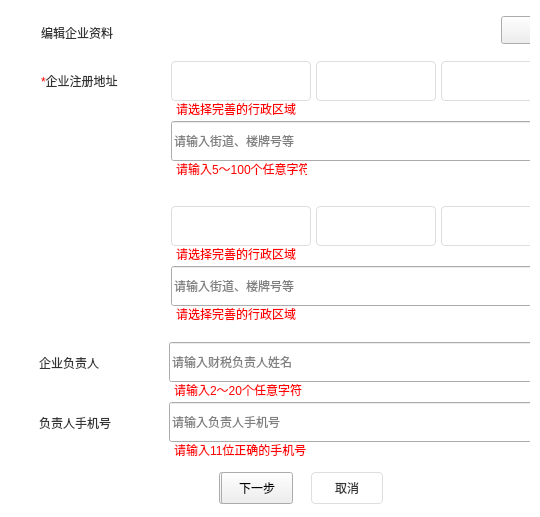
This is src/ZcloudEntCenter/EditEntInfoWidget.ui in gispda/ZcloudDesk as Qt 5 draws it before an edit. The edited form follows.
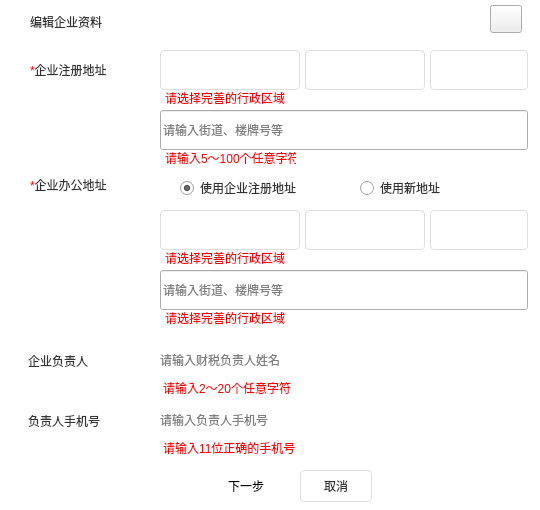
This is the edited form. Icons and pictures are not drawn.

Commit message: edit ent info

```diff
--- a/src/ZcloudEntCenter/EditEntInfoWidget.ui
+++ b/src/ZcloudEntCenter/EditEntInfoWidget.ui
@@ -7,7 +7,7 @@
     <x>0</x>
     <y>0</y>
     <width>540</width>
-    <height>517</height>
+    <height>510</height>
    </rect>
   </property>
   <property name="sizePolicy">
@@ -18,14 +18,14 @@
   </property>
   <property name="minimumSize">
    <size>
-    <width>515</width>
-    <height>382</height>
+    <width>540</width>
+    <height>380</height>
    </size>
   </property>
   <property name="maximumSize">
    <size>
-    <width>900</width>
-    <height>900</height>
+    <width>540</width>
+    <height>510</height>
    </size>
   </property>
   <property name="windowTitle">
@@ -39,13 +39,37 @@
     <rect>
      <x>0</x>
      <y>0</y>
-     <width>541</width>
-     <height>521</height>
+     <width>540</width>
+     <height>510</height>
     </rect>
    </property>
-   <layout class="QVBoxLayout" name="verticalLayout">
-    <property name="sizeConstraint">
-     <enum>QLayout::SetMaximumSize</enum>
+   <property name="minimumSize">
+    <size>
+     <width>540</width>
+     <height>380</height>
+    </size>
+   </property>
+   <property name="maximumSize">
+    <size>
+     <width>540</width>
+     <height>510</height>
+    </size>
+   </property>
+   <layout class="QVBoxLayout" name="verticalLayout_2">
+    <property name="spacing">
+     <number>0</number>
+    </property>
+    <property name="leftMargin">
+     <number>0</number>
+    </property>
+    <property name="topMargin">
+     <number>0</number>
+    </property>
+    <property name="rightMargin">
+     <number>0</number>
+    </property>
+    <property name="bottomMargin">
+     <number>0</number>
     </property>
     <item>
      <widget class="QWidget" name="widget" native="true">
@@ -791,6 +815,10 @@
         <height>180</height>
        </size>
       </property>
+      <property name="styleSheet">
+       <string notr="true">border-radius:8px;
+background-color: rgb(255, 255, 255);</string>
+      </property>
       <widget class="QPushButton" name="cancelButton">
        <property name="geometry">
         <rect>
```
Left out of the diff: 2 changed lines with no effect on the pictures. The commit also changes 16 other files.
